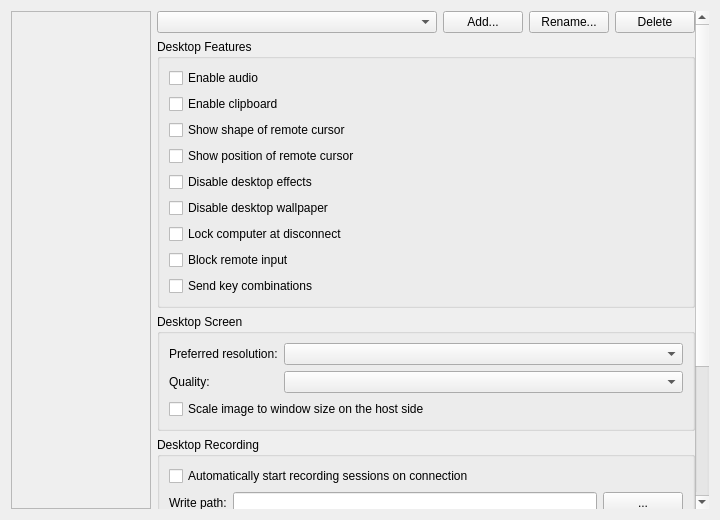
Old version of the form source/client/desktop/settings_tab.ui in the repository dchapyshev/aspia.
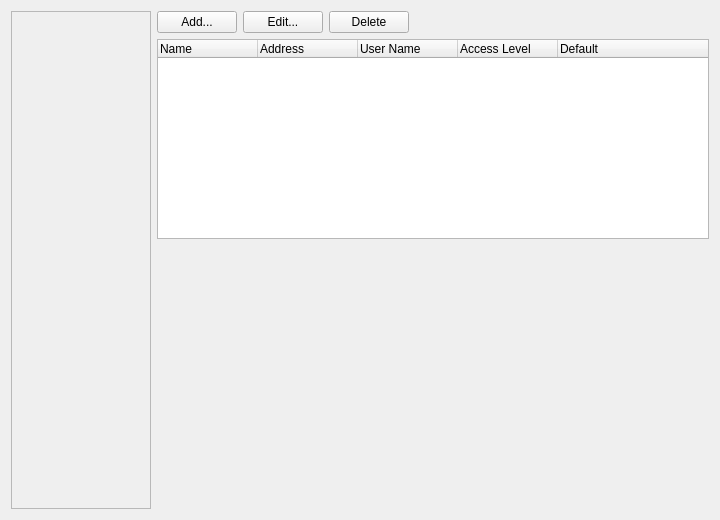
New version of the form. Custom widgets are drawn as their Qt base class.

Commit message: Move routers management to settings.

Patch:
```diff
--- a/source/client/desktop/settings_tab.ui
+++ b/source/client/desktop/settings_tab.ui
@@ -357,6 +357,146 @@
        </layout>
       </widget>
      </widget>
+     <widget class="QScrollArea" name="page_routers">
+      <property name="frameShape">
+       <enum>QFrame::Shape::NoFrame</enum>
+      </property>
+      <property name="widgetResizable">
+       <bool>true</bool>
+      </property>
+      <widget class="QWidget" name="page_routers_body">
+       <layout class="QHBoxLayout" name="layout_routers_outer">
+        <property name="leftMargin">
+         <number>0</number>
+        </property>
+        <property name="topMargin">
+         <number>0</number>
+        </property>
+        <property name="rightMargin">
+         <number>0</number>
+        </property>
+        <property name="bottomMargin">
+         <number>0</number>
+        </property>
+        <item>
+         <widget class="QWidget" name="page_routers_content" native="true">
+          <layout class="QVBoxLayout" name="layout_routers">
+           <property name="leftMargin">
+            <number>0</number>
+           </property>
+           <property name="topMargin">
+            <number>0</number>
+           </property>
+           <property name="rightMargin">
+            <number>0</number>
+           </property>
+           <property name="bottomMargin">
+            <number>0</number>
+           </property>
+           <item>
+            <layout class="QHBoxLayout" name="layout_router_buttons">
+             <item>
+              <widget class="QPushButton" name="button_add_router">
+               <property name="text">
+                <string>Add...</string>
+               </property>
+              </widget>
+             </item>
+             <item>
+              <widget class="QPushButton" name="button_edit_router">
+               <property name="text">
+                <string>Edit...</string>
+               </property>
+              </widget>
+             </item>
+             <item>
+              <widget class="QPushButton" name="button_delete_router">
+               <property name="text">
+                <string>Delete</string>
+               </property>
+              </widget>
+             </item>
+             <item>
+              <spacer name="horizontalSpacer_routers">
+               <property name="orientation">
+                <enum>Qt::Orientation::Horizontal</enum>
+               </property>
+               <property name="sizeHint" stdset="0">
+                <size>
+                 <width>40</width>
+                 <height>20</height>
+                </size>
+               </property>
+              </spacer>
+             </item>
+            </layout>
+           </item>
+           <item>
+            <widget class="QTreeWidget" name="tree_routers">
+             <property name="minimumSize">
+              <size>
+               <width>0</width>
+               <height>200</height>
+              </size>
+             </property>
+             <property name="maximumSize">
+              <size>
+               <width>16777215</width>
+               <height>200</height>
+              </size>
+             </property>
+             <property name="rootIsDecorated">
+              <bool>false</bool>
+             </property>
+             <property name="uniformRowHeights">
+              <bool>true</bool>
+             </property>
+             <column>
+              <property name="text">
+               <string>Name</string>
+              </property>
+             </column>
+             <column>
+              <property name="text">
+               <string>Address</string>
+              </property>
+             </column>
+             <column>
+              <property name="text">
+               <string>User Name</string>
+              </property>
+             </column>
+             <column>
+              <property name="text">
+               <string>Access Level</string>
+              </property>
+             </column>
+             <column>
+              <property name="text">
+               <string>Default</string>
+              </property>
+             </column>
+            </widget>
+           </item>
+           <item>
+            <spacer name="verticalSpacer_routers">
+             <property name="orientation">
+              <enum>Qt::Orientation::Vertical</enum>
+             </property>
+             <property name="sizeHint" stdset="0">
+              <size>
+               <width>20</width>
+               <height>40</height>
+              </size>
+             </property>
+            </spacer>
+           </item>
+          </layout>
+         </widget>
+        </item>
+       </layout>
+      </widget>
+     </widget>
      <widget class="QScrollArea" name="page_desktop">
       <property name="frameShape">
        <enum>QFrame::Shape::NoFrame</enum>
```
The commit also changes 19 other files.
